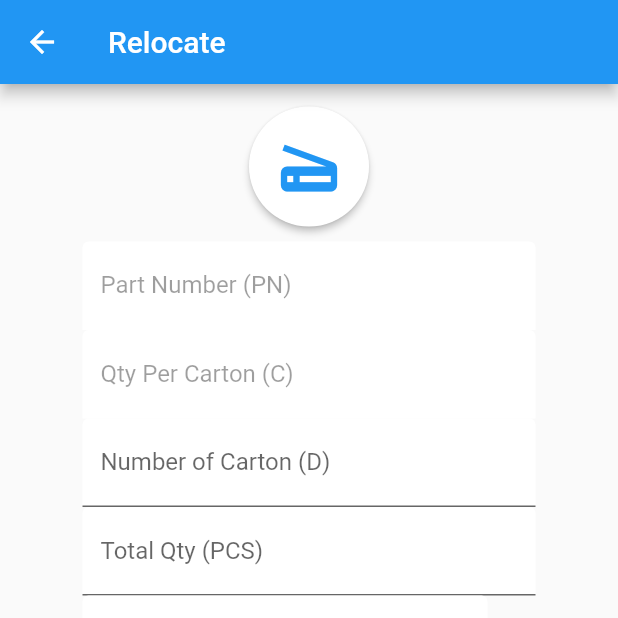
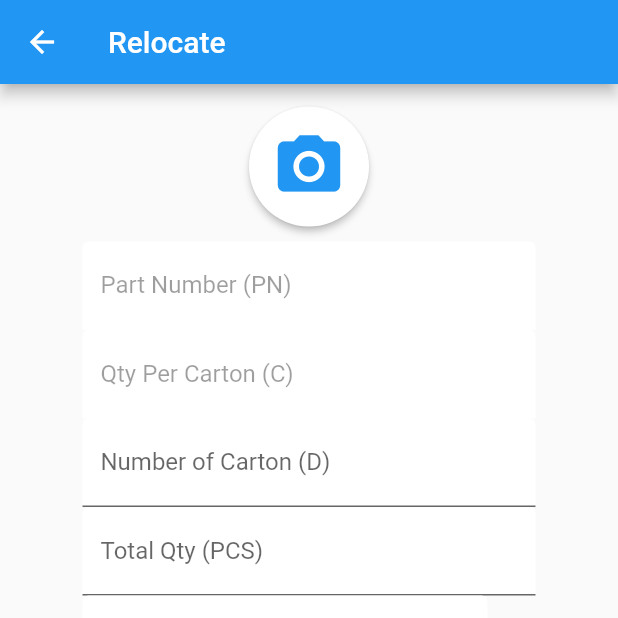
Before and after one commit to mokth/flutter_erpclient, a Flutter app: the RelocateEntry screen opened directly, on a phone screen of 412 x 824 dp, the top half of it. Run offline on Flutter 3.47's test engine with Material 2 defaults, Android fonts, the phone set to English and light mode, and no system bars; our stand-ins replace animated_text_kit, bloc, connectivity, date_format, equatable, flutter_bloc and 3 more; missing offline and left inert: barcode_scan, corsac_jwt, jaguar_query_sqflite; accounts and stored records are empty; network calls fail; statements that could not run were skipped.

Commit message:
touch up

```diff
--- a/lib/relocate/relocate.dart
+++ b/lib/relocate/relocate.dart
@@ -1,3 +1,9 @@
+
+import 'package:flutter/material.dart';
+import 'package:barcode_scan/barcode_scan.dart';
+import 'package:flutter/services.dart';
+import 'dart:async';
+
 import 'package:erpclient/lookup/lookup-scoremodel.dart';
 import 'package:erpclient/lookup/whlookup.dart';
 import 'package:erpclient/model/relocate.dart';
@@ -6,11 +12,6 @@ import 'package:erpclient/repository/inventoryrepo.dart';
 import 'package:erpclient/utilities/button-util.dart';
 import 'package:erpclient/utilities/snackbarutil.dart';
 import 'package:erpclient/utilities/textstyle-util.dart';
-import 'package:flutter/cupertino.dart';
-import 'package:flutter/material.dart';
-import 'package:barcode_scan/barcode_scan.dart';
-import 'package:flutter/services.dart';
-import 'dart:async';
 
 class RelocateEntry extends StatefulWidget {
   final Relocate relocate;
@@ -20,7 +21,8 @@ class RelocateEntry extends StatefulWidget {
   _RelocateState createState() => _RelocateState();
 }
 
-class _RelocateState extends State<RelocateEntry> {
+class _RelocateState extends State<RelocateEntry>
+    with SingleTickerProviderStateMixin {
   final InventoryRepository repo = new InventoryRepository();
   final _scaffoldKey = GlobalKey<ScaffoldState>();
   final _partController = TextEditingController();
@@ -29,6 +31,7 @@ class _RelocateState extends State<RelocateEntry> {
   final _recqtyController = TextEditingController();
   final _frwhController = TextEditingController();
   final _towhController = TextEditingController();
+
 
   ScopedLookup<Warehouse> scopefrwh;
   ScopedLookup<Warehouse> scopetowh;
@@ -45,6 +48,7 @@ class _RelocateState extends State<RelocateEntry> {
   @override
   void initState() {
     super.initState();
+
     _editMode = widget.editmode == "EDIT";
     if (_editMode) {
       _relocate = widget.relocate;
@@ -64,6 +68,11 @@ class _RelocateState extends State<RelocateEntry> {
     }, onError: (e) {
       print(e.toString());
     });
+  }
+
+  @override
+  void dispose() {
+    super.dispose();
   }
 
   loadData() {
@@ -139,14 +148,14 @@ class _RelocateState extends State<RelocateEntry> {
   }
 
   Widget scanner() {
-    return new RawMaterialButton(
+    return RawMaterialButton(
       onPressed: () {
         if (!_editMode) {
           scan();
         }
       },
       child: new Icon(
-        Icons.scanner,
+        Icons.camera_alt,
         color: (_editMode) ? Theme.of(context).disabledColor : Colors.blue,
         size: 50.0,
       ),
@@ -164,24 +173,28 @@ class _RelocateState extends State<RelocateEntry> {
         children: <Widget>[
           TextFormField(
             enabled: false,
-            decoration: TextStyleUtil.getFormFieldInputDecoration('Part Number (PN)'),
+            decoration:
+                TextStyleUtil.getFormFieldInputDecoration('Part Number (PN)'),
             controller: _partController,
           ),
           TextFormField(
             enabled: false,
-            decoration: TextStyleUtil.getFormFieldInputDecoration('Qty Per Carton (C)'),
+            decoration:
+                TextStyleUtil.getFormFieldInputDecoration('Qty Per Carton (C)'),
             controller: _cartonController,
           ),
           TextFormField(
             keyboardType:
                 TextInputType.numberWithOptions(signed: false, decimal: false),
-            decoration: TextStyleUtil.getFormFieldInputDecoration('Number of Carton (D)'),
+            decoration: TextStyleUtil.getFormFieldInputDecoration(
+                'Number of Carton (D)'),
             controller: _qtyController,
           ),
           TextFormField(
             keyboardType:
-             TextInputType.numberWithOptions(signed: false, decimal: false),
-             decoration: TextStyleUtil.getFormFieldInputDecoration('Total Qty (PCS)'),
+                TextInputType.numberWithOptions(signed: false, decimal: false),
+            decoration:
+                TextStyleUtil.getFormFieldInputDecoration('Total Qty (PCS)'),
             controller: _recqtyController,
           ),
           Row(
@@ -190,7 +203,8 @@ class _RelocateState extends State<RelocateEntry> {
               Flexible(
                 child: TextFormField(
                   enabled: false,
-                  decoration: TextStyleUtil.getFormFieldInputDecoration('From Warehouse (F)'),
+                  decoration: TextStyleUtil.getFormFieldInputDecoration(
+                      'From Warehouse (F)'),
                   controller: _frwhController,
                 ),
               ),
@@ -216,7 +230,8 @@ class _RelocateState extends State<RelocateEntry> {
               Flexible(
                 child: TextFormField(
                   enabled: false,
-                  decoration: TextStyleUtil.getFormFieldInputDecoration('To Warehouse (G)'),
+                  decoration: TextStyleUtil.getFormFieldInputDecoration(
+                      'To Warehouse (G)'),
                   controller: _towhController,
                 ),
               ),
```
Also changed, not shown: lib/relocate/receive.dart (+6 -13 lines).
